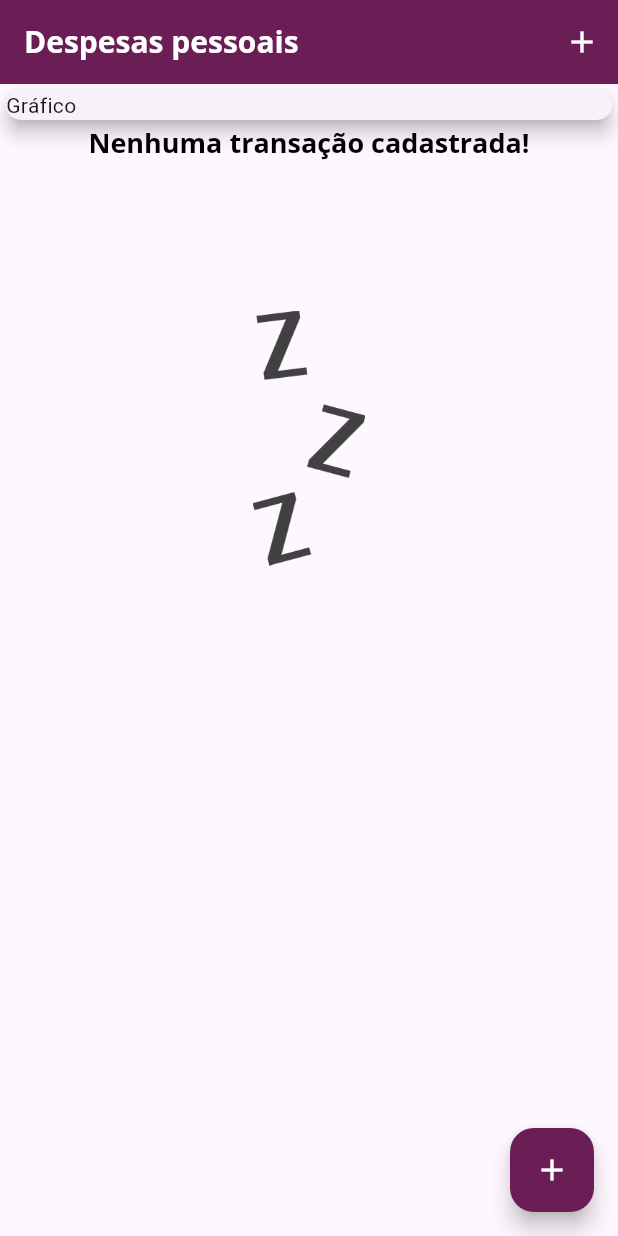
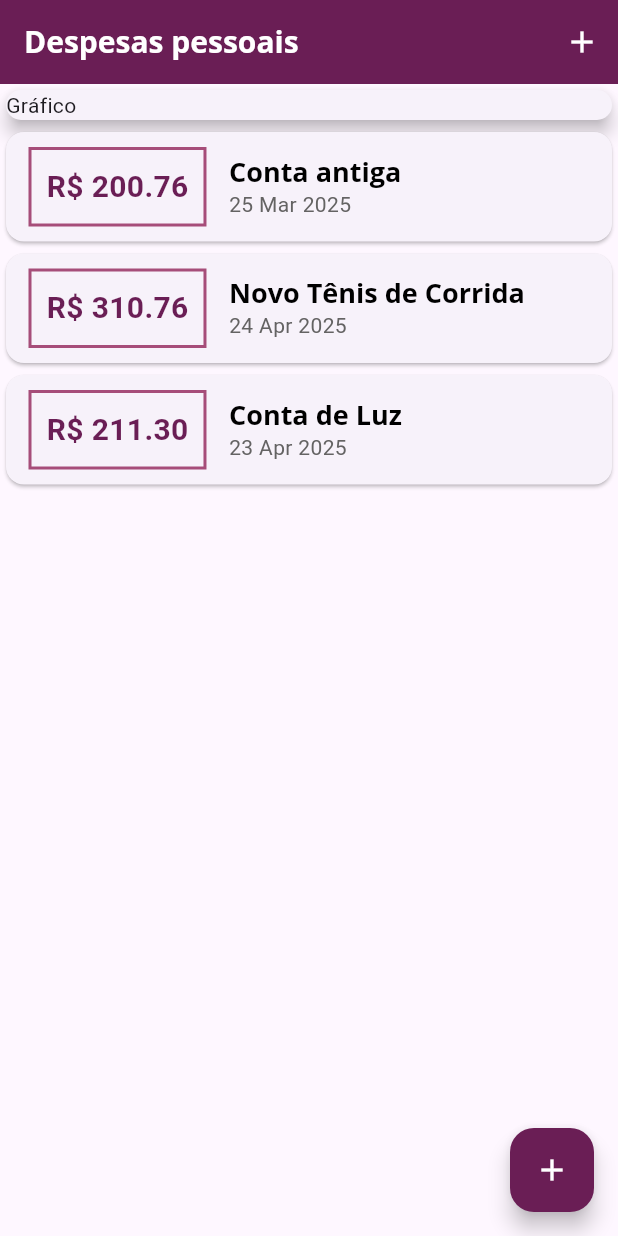
Before and after one commit to manugracianosantos/projeto_despesas, a Flutter app: the screen it shows after launch, on a phone screen of 412 x 824 dp. Run offline on Flutter 3.47's test engine with Material 3 defaults, Android fonts, the light colour scheme and no system bars.

Commit message:
adicionando o gráfico

```diff
--- a/lib/component/transaction_list.dart
+++ b/lib/component/transaction_list.dart
@@ -1,4 +1,4 @@
-import 'package:expenses_project/models/transaction.dart';
+import '../models/transaction.dart';
 import 'package:flutter/material.dart';
 import 'package:intl/intl.dart';
 
--- a/lib/main.dart
+++ b/lib/main.dart
@@ -50,18 +50,24 @@ class MyHomePage extends StatefulWidget {
 
 class _MyHomePageState extends State<MyHomePage> {
   final List<Transaction> _transactions = [
-    // Transaction(
-    //   id: 't1',
-    //   title: 'Novo Tênis de Corrida',
-    //   value: 310.76,
-    //   date: DateTime.now(),
-    // ),
-    // Transaction(
-    //   id: 't2',
-    //   title: 'Conta de Luz',
-    //   value: 211.30,
-    //   date: DateTime.now(),
-    // ),
+    Transaction(
+      id: 't0',
+      title: 'Conta antiga',
+      value: 200.76,
+      date: DateTime.now().subtract(Duration(days: 33)),
+    ),
+    Transaction(
+      id: 't1',
+      title: 'Novo Tênis de Corrida',
+      value: 310.76,
+      date: DateTime.now().subtract(Duration(days: 3)),
+    ),
+    Transaction(
+      id: 't2',
+      title: 'Conta de Luz',
+      value: 211.30,
+      date: DateTime.now().subtract(Duration(days: 4)),
+    ),
   ];
 
   _addTransaction(String title, double value) {
@@ -98,8 +104,12 @@ class _MyHomePageState extends State<MyHomePage> {
             icon: Icon(Icons.add),
             // color: const Color.fromARGB(255, 55, 124, 57),
             style: ButtonStyle(
-              backgroundColor: WidgetStatePropertyAll(Theme.of(context).colorScheme.primary),
-              foregroundColor: WidgetStatePropertyAll(Theme.of(context).colorScheme.onPrimary),
+              backgroundColor: WidgetStatePropertyAll(
+                Theme.of(context).colorScheme.primary,
+              ),
+              foregroundColor: WidgetStatePropertyAll(
+                Theme.of(context).colorScheme.onPrimary,
+              ),
             ),
 
             onPressed: () => _openTransactionFormModal(context),
```
Also changed, not shown: lib/component/chart.dart (+28 -3 lines).
